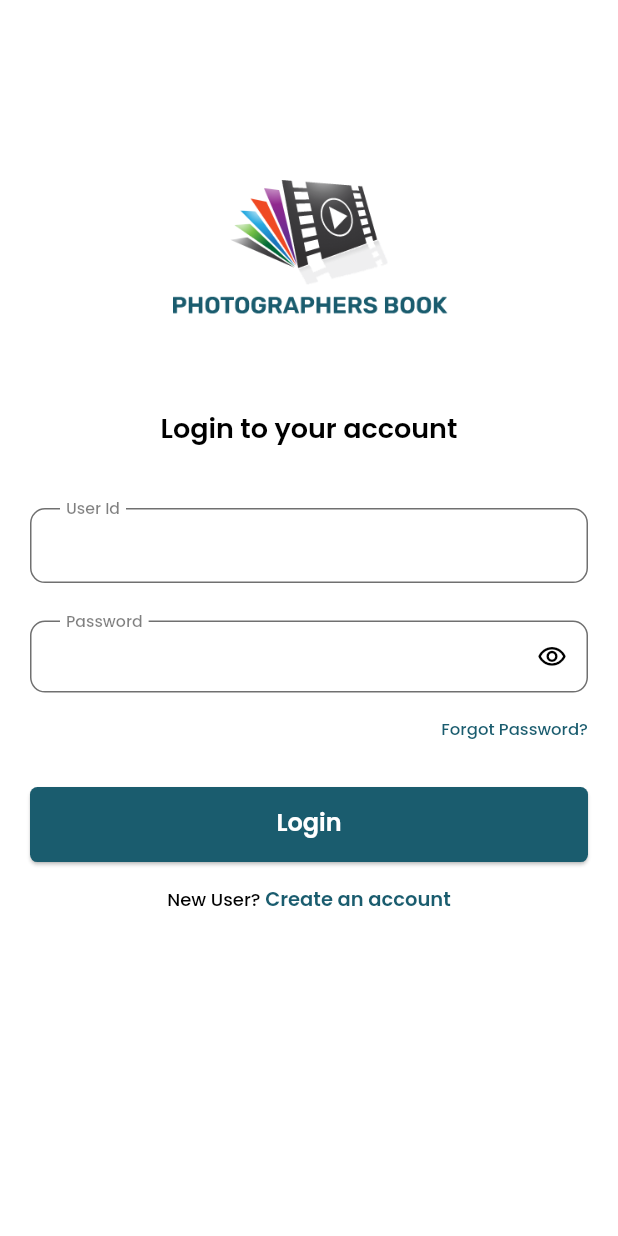
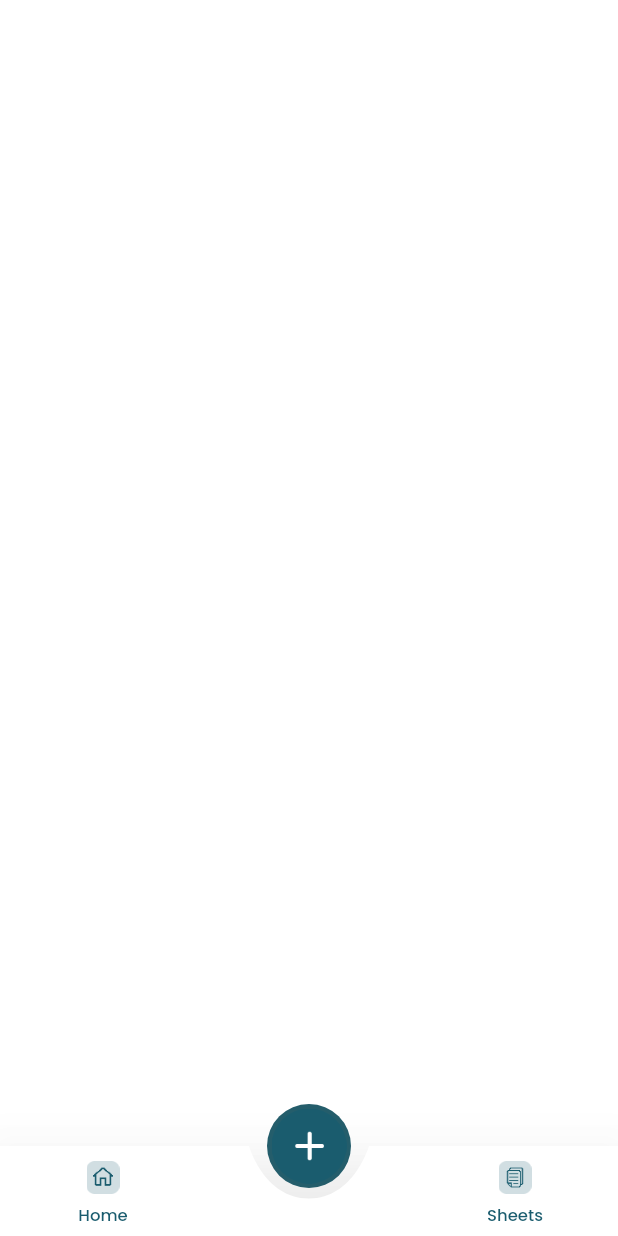
Before and after one commit to SatyaMirthipati/photographers_book, a Flutter app: the screen it shows after launch, after a tap on "Login", on a phone screen of 412 x 824 dp. Run offline on Flutter 3.47's test engine with Material 3 defaults, Android fonts, the phone set to English and light mode, and no system bars; our stand-ins replace cached_network_image, dio, fluro, image_picker, lottie, photo_view and 2 more; missing offline and left inert: flutter_portal, syncfusion_flutter_pdfviewer.

Commit message:
Design main_screen.dart

```diff
--- a/lib/config/routes.dart
+++ b/lib/config/routes.dart
@@ -1,5 +1,6 @@
 import 'package:fluro/fluro.dart';
 import 'package:flutter/material.dart' as f;
+import 'package:photographers_book/ui/screens/main/main_screen.dart';
 
 import '../ui/screens/auth/login_screen.dart';
 import '../ui/screens/auth/mobile_screen.dart';
@@ -29,6 +30,8 @@ class Routes {
   static String register = '/register';
   static String mobile = '/mobile';
   static String resetPassword = '/resetPassword';
+
+  static String main = '/main';
 
   static void configureRoutes(FluroRouter router) {
     router.notFoundHandler = notFoundHandler;
@@ -62,6 +65,12 @@ class Routes {
       handler: resetPasswordHandler,
       transitionType: TransitionType.material,
     );
+
+    router.define(
+      main,
+      handler: mainHandler,
+      transitionType: TransitionType.material,
+    );
   }
 }
 
@@ -85,4 +94,6 @@ var resetPasswordHandler = Handler(
   handlerFunc: (context, params) => const ResetPasswordScreen(),
 );
 
+var mainHandler = Handler(handlerFunc: (context, params) => const MainScreen());
+
 var demoHandler = Handler(handlerFunc: (context, params) => f.Container());
--- a/lib/resources/images.dart
+++ b/lib/resources/images.dart
@@ -2,6 +2,7 @@ class Images {
   // Icons
   static const logo = 'assets/icons/logo.png';
   static const logo_main = 'assets/icons/logo_main.png';
+  static const add = 'assets/icons/add.png';
 
   static const calendar = 'assets/icons/calendar.png';
 
--- a/lib/ui/screens/auth/login_screen.dart
+++ b/lib/ui/screens/auth/login_screen.dart
@@ -97,7 +97,13 @@ class _LoginScreenState extends State<LoginScreen> {
             ),
             const SizedBox(height: 15),
             ProgressButton(
-              onPressed: () async {},
+              onPressed: () async {
+                Navigator.pushNamedAndRemoveUntil(
+                  context,
+                  Routes.main,
+                  (route) => false,
+                );
+              },
               child: const Text('Login'),
             ),
             const SizedBox(height: 15),
--- /dev/null
+++ b/lib/ui/screens/main/main_screen.dart
@@ -0,0 +1,99 @@
+import 'package:flutter/material.dart';
+import 'package:provider/provider.dart';
+
+import '../../../bloc/main_bloc.dart';
+import '../../../resources/images.dart';
+import 'widgets/bottom_bar.dart';
+import 'widgets/icon_widget.dart';
+
+class MainScreen extends StatefulWidget {
+  const MainScreen({super.key});
+
+  @override
+  State<MainScreen> createState() => _MainScreenState();
+}
+
+class _MainScreenState extends State<MainScreen> {
+  @override
+  Widget build(BuildContext context) {
+    var mainBloc = Provider.of<MainBloc>(context, listen: false);
+    return SafeArea(
+      child: Scaffold(
+        extendBody: true,
+        resizeToAvoidBottomInset: false,
+        floatingActionButtonLocation: FloatingActionButtonLocation.centerDocked,
+        body: Builder(
+          builder: (context) {
+            switch (mainBloc.index) {
+              case 0:
+                return Container();
+              case 1:
+                return Container();
+              default:
+                return Container();
+            }
+          },
+        ),
+        floatingActionButton: ClipRRect(
+          borderRadius: BorderRadius.circular(50),
+          child: FloatingActionButton(
+            elevation: 0,
+            onPressed: () async {},
+            child: Image.asset(Images.add, width: 50),
+          ),
+        ),
+        bottomNavigationBar: Material(
+          elevation: 33,
+          color: Colors.transparent,
+          child: Stack(
+            children: [
+              CustomPaint(
+                painter: BottomBarPainter(),
+                child: const SafeArea(
+                  top: false,
+                  bottom: true,
+                  child: SizedBox(
+                    height: 60,
+                    width: double.infinity,
+                  ),
+                ),
+              ),
+              SafeArea(
+                top: false,
+                bottom: true,
+                child: SizedBox(
+                  height: 60,
+                  child: Row(
+                    children: [
+                      Expanded(
+                        child: IconWidget(
+                          text: 'Home',
+                          image: Images.home,
+                          selected: mainBloc.index == 0,
+                          onTap: () {
+                            setState(() => mainBloc.index = 0);
+                          },
+                        ),
+                      ),
+                      const Spacer(),
+                      Expanded(
+                        child: IconWidget(
+                          text: 'Sheets',
+                          image: Images.sheet,
+                          selected: mainBloc.index == 1,
+                          onTap: () {
+                            setState(() => mainBloc.index = 1);
+                          },
+                        ),
+                      ),
+                    ],
+                  ),
+                ),
+              ),
+            ],
+          ),
+        ),
+      ),
+    );
+  }
+}
--- /dev/null
+++ b/lib/ui/screens/main/widgets/bottom_bar.dart
@@ -0,0 +1,43 @@
+import 'package:flutter/material.dart';
+
+class BottomBarPainter extends CustomPainter {
+  @override
+  void paint(Canvas canvas, Size size) {
+    var paint = Paint()
+      ..color = Colors.white
+      ..style = PaintingStyle.fill;
+    var path = Path();
+    var r = 40;
+    var diff = 0;
+    path.moveTo(0, 0);
+    path.quadraticBezierTo(0, 0, 0, 0);
+    path.lineTo(size.width * 0.5 - r - diff, 0);
+    path.cubicTo(
+      size.width * 0.5 - r + diff,
+      0,
+      size.width * 0.5 - r + 10,
+      35,
+      size.width * 0.5,
+      35,
+    );
+    path.cubicTo(
+      size.width * 0.5 + r - 10,
+      35,
+      size.width * 0.5 + r - diff,
+      0,
+      size.width * 0.5 + r + diff,
+      0,
+    );
+    path.lineTo(size.width, 0);
+    path.quadraticBezierTo(size.width, 0, size.width, 0);
+    path.lineTo(size.width, size.height);
+    path.lineTo(0, size.height);
+    path.close();
+    canvas.drawPath(path, paint);
+  }
+
+  @override
+  bool shouldRepaint(covariant CustomPainter oldDelegate) {
+    return true;
+  }
+}
--- /dev/null
+++ b/lib/ui/screens/main/widgets/icon_widget.dart
@@ -0,0 +1,47 @@
+import 'package:flutter/material.dart';
+
+import '../../../../resources/colors.dart';
+
+class IconWidget extends StatelessWidget {
+  final String image;
+  final bool selected;
+  final VoidCallback onTap;
+  final String text;
+
+  const IconWidget({
+    Key? key,
+    required this.image,
+    required this.selected,
+    required this.onTap,
+    required this.text,
+  }) : super(key: key);
+
+  @override
+  Widget build(BuildContext context) {
+    var textTheme = Theme.of(context).textTheme;
+    return InkWell(
+      onTap: onTap,
+      child: Column(
+        children: [
+          const SizedBox(height: 5),
+          Padding(
+            padding: const EdgeInsets.all(5),
+            child: Image.asset(
+              image,
+              height: 22,
+              width: 25,
+            ),
+          ),
+          const SizedBox(height: 2),
+          Text(
+            text,
+            style: textTheme.titleSmall!.copyWith(
+              color: MyColors.accentColor,
+              fontSize: 11,
+            ),
+          )
+        ],
+      ),
+    );
+  }
+}
--- a/lib/ui/screens/splash/splash_screen.dart
+++ b/lib/ui/screens/splash/splash_screen.dart
@@ -26,7 +26,9 @@ class _SplashScreenState extends State<SplashScreen> {
     var token = await Prefs.getToken();
     if (token == null) {
       navigator.pushNamedAndRemoveUntil(Routes.login, (route) => false);
-    } else {}
+    } else {
+      navigator.pushNamedAndRemoveUntil(Routes.main, (route) => false);
+    }
   }
 
   @override
```
Also changed, not shown: assets/icons/add.png (added).
